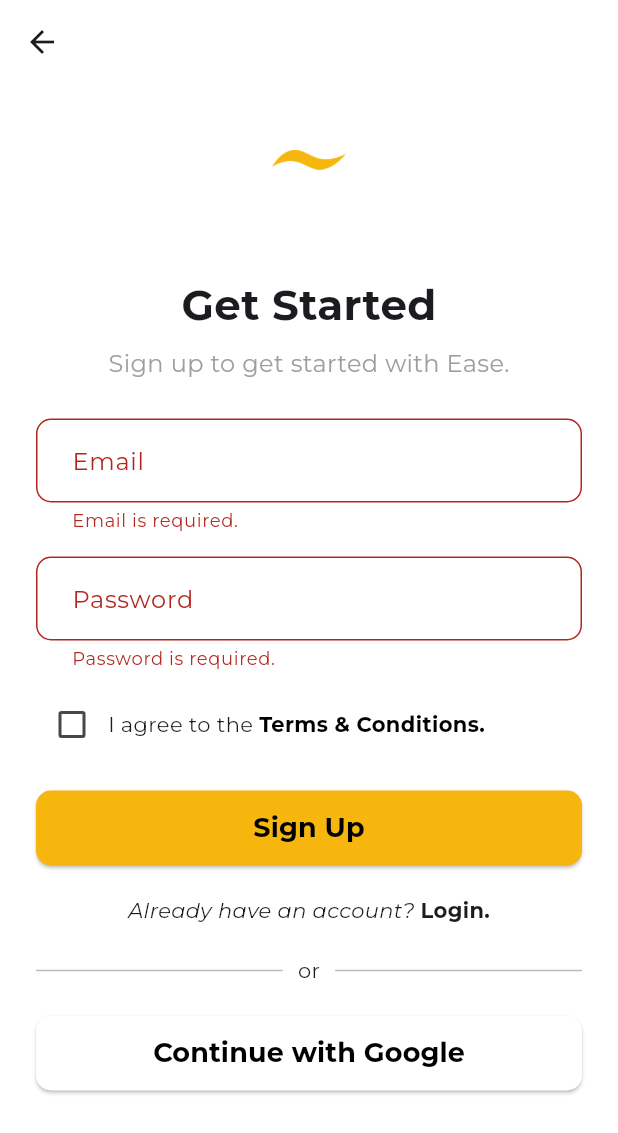
After one commit to shresthabatsal/project_ease, a Flutter app: the SignupScreen screen opened directly, after a tap on "Sign Up", on a phone screen of 412 x 824 dp. The commit adds this screen. Shown: the top 1133 px of the screen. Run offline on Flutter 3.47's test engine with Material 3 defaults, Android fonts, the phone set to English and light mode, and no system bars.

Commit message:
add signup screen

```diff
--- a/lib/screens/dashboard_screen.dart
+++ b/lib/screens/dashboard_screen.dart
@@ -1,5 +1,6 @@
 import 'package:flutter/material.dart';
 import 'package:project_ease/screens/login_screen.dart';
+import 'package:project_ease/screens/signup_screen.dart';
 import 'package:project_ease/widgets/custom_button.dart';
 
 class DashboardScreen extends StatelessWidget {
@@ -21,6 +22,15 @@ class DashboardScreen extends StatelessWidget {
               child: CustomButton(onPressed: (){
                 Navigator.push(context, MaterialPageRoute(builder: (context) => const LoginScreen()));
               }, text: "Login Screen")
+            ),
+
+            SizedBox(height: 16),
+
+            SizedBox(
+              width: double.infinity,
+              child: CustomButton(onPressed: (){
+                Navigator.push(context, MaterialPageRoute(builder: (context) => const SignupScreen()));
+              }, text: "Signup Screen")
             )
           ],
         ),
--- /dev/null
+++ b/lib/screens/signup_screen.dart
@@ -0,0 +1,187 @@
+import 'package:flutter/material.dart';
+import 'package:project_ease/app/theme/app_colors.dart';
+import 'package:project_ease/widgets/custom_button.dart';
+import 'package:project_ease/widgets/custom_text_form_field.dart';
+
+class SignupScreen extends StatefulWidget {
+  const SignupScreen({super.key});
+
+  @override
+  State<SignupScreen> createState() => _SignupScreenState();
+}
+
+class _SignupScreenState extends State<SignupScreen> {
+  final _formKey = GlobalKey<FormState>();
+
+  final TextEditingController emailController = TextEditingController();
+  final TextEditingController passwordController = TextEditingController();
+
+  bool agreeTerms = false;
+
+  @override
+  Widget build(BuildContext context) {
+    return Scaffold(
+      appBar: AppBar(backgroundColor: Colors.white),
+      backgroundColor: Colors.white,
+      body: SafeArea(
+        child: SingleChildScrollView(
+          padding: const EdgeInsets.all(24),
+          child: Column(
+            crossAxisAlignment: CrossAxisAlignment.center,
+            children: [
+              const SizedBox(height: 20),
+
+              SizedBox(
+                height: 13,
+                child: Image.asset(
+                  "assets/images/ease_logo.png",
+                  fit: BoxFit.contain,
+                ),
+              ),
+
+              const SizedBox(height: 70),
+
+              const Text(
+                "Get Started",
+                style: TextStyle(fontSize: 28, fontWeight: FontWeight.bold),
+              ),
+
+              const SizedBox(height: 8),
+
+              const Text(
+                "Sign up to get started with Ease.",
+                style: TextStyle(fontSize: 16, color: Colors.grey),
+              ),
+
+              const SizedBox(height: 25),
+
+              Form(
+                key: _formKey,
+                child: Column(
+                  children: [
+                    CustomTextFormField(
+                      controller: emailController,
+                      hintText: "Email",
+                      validator: (value) {
+                        if (value == null || value.isEmpty) {
+                          return "Email is required.";
+                        }
+                        return null;
+                      },
+                    ),
+                    const SizedBox(height: 16),
+
+                    CustomTextFormField(
+                      controller: passwordController,
+                      hintText: "Password",
+                      validator: (value) {
+                        if (value == null || value.isEmpty) {
+                          return "Password is required.";
+                        }
+                        return null;
+                      },
+                    ),
+
+                    const SizedBox(height: 12),
+
+                    Row(
+                      children: [
+                        Checkbox(
+                          value: agreeTerms,
+                          activeColor: AppColors.primary,
+                          onChanged: (value) {
+                            setState(() {
+                              agreeTerms = value ?? false;
+                            });
+                          },
+                        ),
+                        Expanded(
+                          child: Wrap(
+                            children: [
+                              const Text("I agree to the "),
+                              GestureDetector(
+                                onTap: () {},
+                                child: const Text(
+                                  "Terms & Conditions.",
+                                  style: TextStyle(
+                                    fontWeight: FontWeight.bold,
+                                    color: Colors.black,
+                                  ),
+                                ),
+                              ),
+                            ],
+                          ),
+                        ),
+                      ],
+                    ),
+
+                    const SizedBox(height: 20),
+
+                    CustomButton(
+                      text: "Sign Up",
+                      onPressed: () {
+                        if (_formKey.currentState!.validate()) {
+                          if (!agreeTerms) {
+                            ScaffoldMessenger.of(context).showSnackBar(
+                              const SnackBar(
+                                content: Text("You must agree to the Terms & Conditions"),
+                                behavior: SnackBarBehavior.floating
+                              ),
+                            );
+                            return;
+                          }
+                        }
+                      },
+                    ),
+
+                    const SizedBox(height: 20),
+
+                    Row(
+                      mainAxisAlignment: MainAxisAlignment.center,
+                      children: [
+                        const Text(
+                          "Already have an account? ",
+                          style: TextStyle(fontStyle: FontStyle.italic),
+                        ),
+                        GestureDetector(
+                          onTap: () {
+                            Navigator.pop(context);
+                          },
+                          child: const Text(
+                            "Login.",
+                            style: TextStyle(fontWeight: FontWeight.bold),
+                          ),
+                        ),
+                      ],
+                    ),
+
+                    const SizedBox(height: 20),
+
+                    Row(
+                      children: [
+                        Expanded(child: Divider(color: Colors.grey.shade400)),
+                        const Padding(
+                          padding: EdgeInsets.symmetric(horizontal: 10),
+                          child: Text("or"),
+                        ),
+                        Expanded(child: Divider(color: Colors.grey.shade400)),
+                      ],
+                    ),
+
+                    const SizedBox(height: 20),
+
+                    CustomButton(
+                      text: "Continue with Google",
+                      color: Colors.white,
+                      onPressed: () {},
+                    ),
+                  ],
+                ),
+              ),
+            ],
+          ),
+        ),
+      ),
+    );
+  }
+}
```
